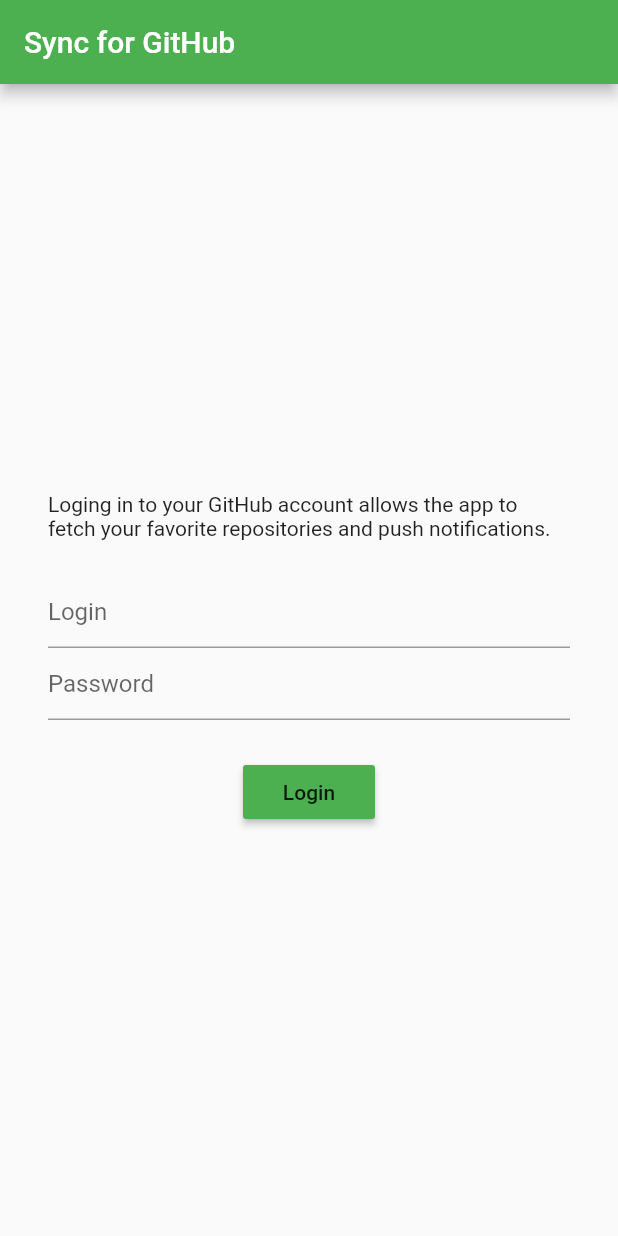
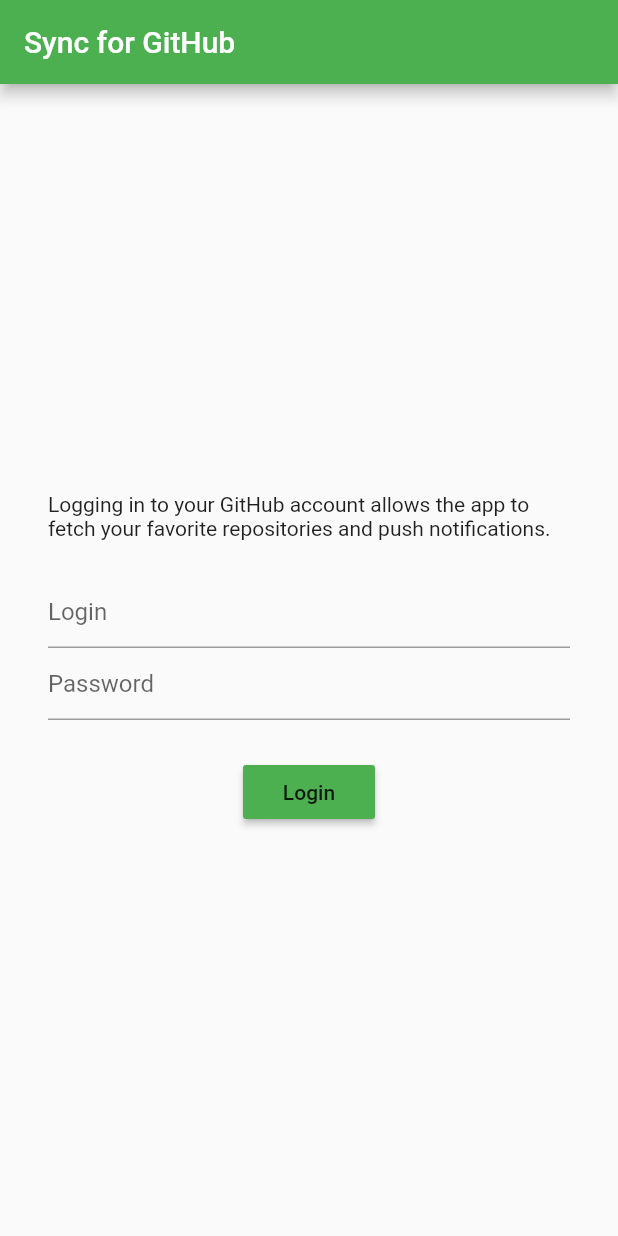
Before and after one commit to SolarLiner/github-app, a Flutter app: the screen it shows after launch, on a phone screen of 412 x 824 dp. Run offline on Flutter 3.47's test engine with Material 2 defaults, Android fonts, the phone set to English and light mode, and no system bars.

Commit message:
Fix typo in login view

```diff
--- a/lib/login.dart
+++ b/lib/login.dart
@@ -17,7 +17,7 @@ class LoginView extends StatelessWidget {
             mainAxisAlignment: MainAxisAlignment.center,
             children: <Widget>[
               new Text(
-                  "Loging in to your GitHub account allows the app to fetch" +
+                  "Logging in to your GitHub account allows the app to fetch" +
                       " your favorite repositories and push notifications."),
               new Padding(
                 padding: new EdgeInsets.only(top: 24.0),
```
